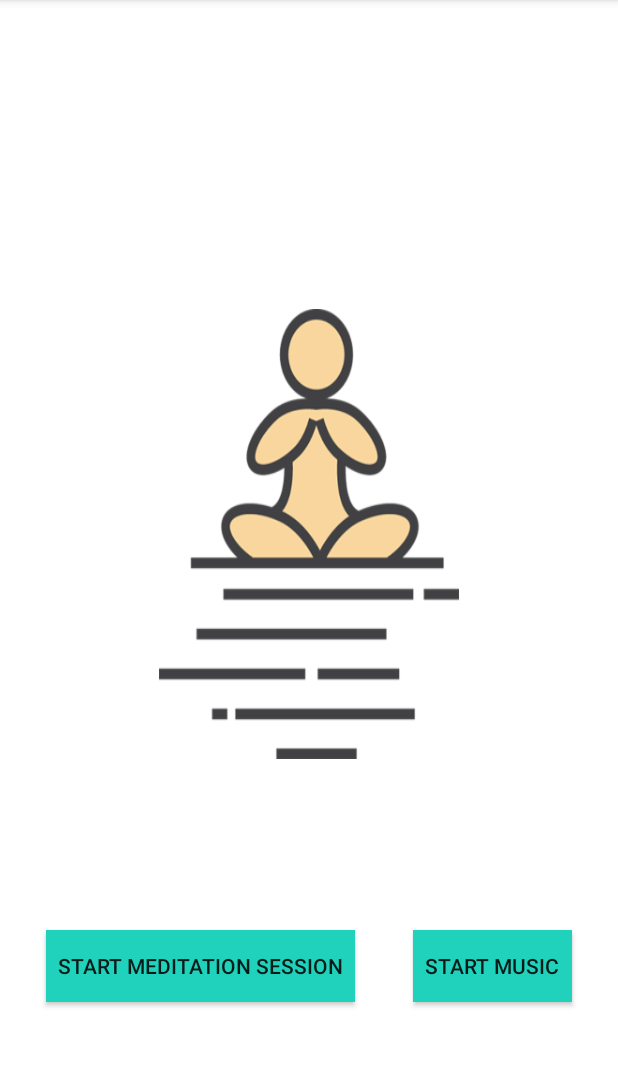
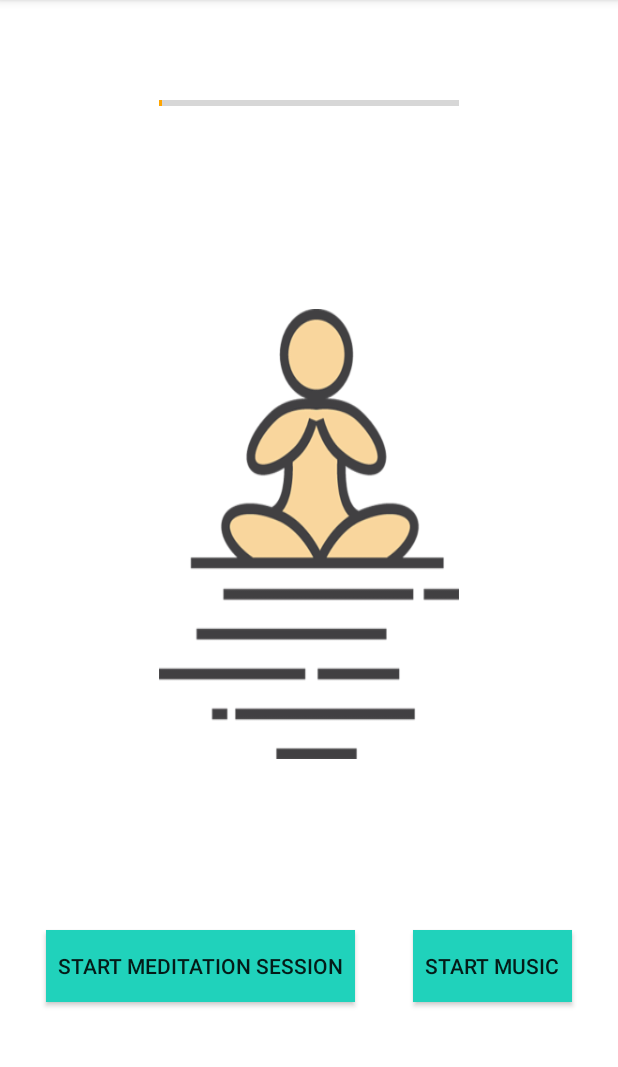
Before and after one commit to Hereiam123/Meditation-Reminder, an Android app: the MainActivity screen opened directly, with no data from a screen before it, on a phone screen of 412 x 824 dp, the part 84-1151 px from its top. Run offline under Robolectric (Android 15) with nearby library versions, the phone set to English and light mode, and no system bars; our stand-ins replace AdMob.

Commit message:
Adding in Progress bar for time of Alarm

```diff
--- a/app/src/main/java/com/briandemaio/meditationreminder/MainActivity.java
+++ b/app/src/main/java/com/briandemaio/meditationreminder/MainActivity.java
@@ -16,6 +16,7 @@ import android.view.View;
 import android.view.Menu;
 import android.view.MenuItem;
 import android.widget.Button;
+import android.widget.ProgressBar;
 import android.widget.Toast;
 
 import com.google.android.gms.ads.AdRequest;
@@ -25,6 +26,9 @@ import com.google.android.gms.ads.MobileAds;
 public class MainActivity extends AppCompatActivity {
 
     private AdView mAdView;
+
+    private ProgressBar progressBar;
+    private int progressStatus = 0;
 
     // Notification channel ID.
     public static final String PRIMARY_CHANNEL_ID =
@@ -46,6 +50,7 @@ public class MainActivity extends AppCompatActivity {
 
         final Button meditate = findViewById(R.id.meditate);
         final Button musicStartStop = findViewById(R.id.music);
+        progressBar = findViewById(R.id.progressBar);
 
         //Get settings values
         mPreferences = PreferenceManager.getDefaultSharedPreferences(this);
--- a/app/src/main/res/layout/content_main.xml
+++ b/app/src/main/res/layout/content_main.xml
@@ -3,6 +3,24 @@
     xmlns:app="http://schemas.android.com/apk/res-auto"
     android:layout_width="match_parent"
     android:layout_height="match_parent">
+
+    <ProgressBar
+        android:id="@+id/progressBar"
+        style="?android:attr/progressBarStyleHorizontal"
+        android:layout_width="wrap_content"
+        android:layout_height="wrap_content"
+        android:indeterminate="false"
+        android:max="100"
+        android:minHeight="50dp"
+        android:minWidth="200dp"
+        android:progress="1"
+        app:layout_constraintTop_toTopOf="parent"
+        app:layout_constraintLeft_toLeftOf="parent"
+        app:layout_constraintRight_toRightOf="parent"
+        android:layout_marginStart="23dp"
+        android:layout_marginEnd="23dp"
+        android:layout_marginTop="100dp"
+        />
 
     <Button
         android:id="@+id/meditate"
--- a/app/src/main/res/xml/pref_main.xml
+++ b/app/src/main/res/xml/pref_main.xml
@@ -6,7 +6,7 @@
             android:key="@string/meditation_length"
             android:title="How many minutes to meditate for" />
         <com.briandemaio.meditationreminder.NumberPickerPreference
-            android:defaultValue="3"
+            android:defaultValue="24"
             android:key="@string/meditation_timer"
             android:title="How long until next meditation session (in hours)" />
     </PreferenceCategory>
```
